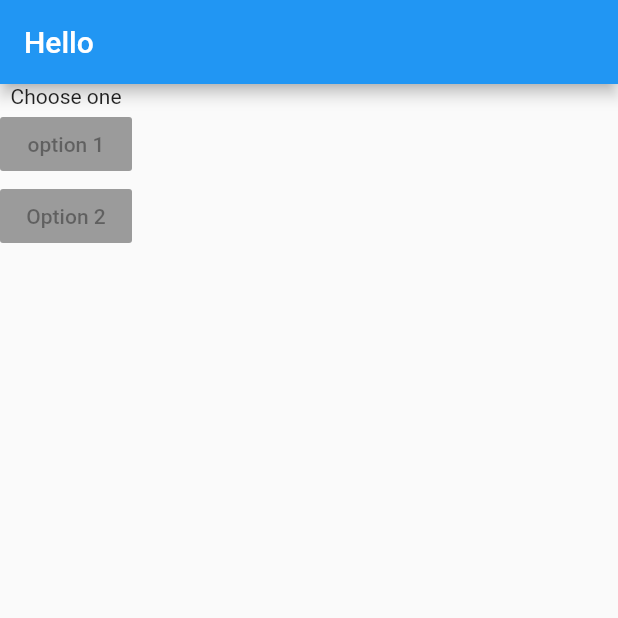
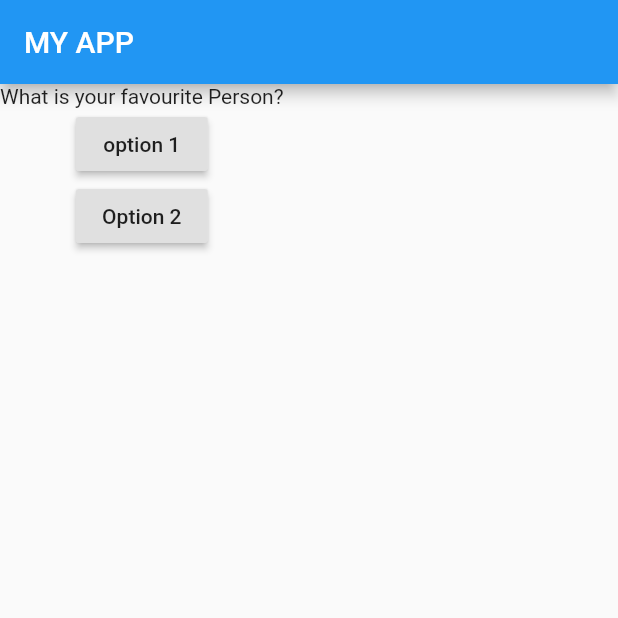
Before and after one commit to kumol/QuizAppFlutter, a Flutter app: the screen it shows after launch, on a phone screen of 412 x 824 dp, the top half of it. Run offline on Flutter 3.47's test engine with Material 2 defaults, Android fonts, the phone set to English and light mode, and no system bars.

```diff
--- a/lib/main.dart
+++ b/lib/main.dart
@@ -4,23 +4,44 @@ void main() {
   runApp(MyApp());
 }
 
-class MyApp extends StatelessWidget {
+class MyApp extends StatefulWidget {
+  @override
+  State<StatefulWidget> createState() {
+    // TODO: implement createState
+    return _MyAppState();
+    throw UnimplementedError();
+  }
+}
+
+class _MyAppState extends State<MyApp> {
+  var _questionIndex = 0;
+  void action() {
+    setState(() {
+      _questionIndex += 1;
+    });
+    print("clicked");
+  }
+
   Widget build(BuildContext context) {
+    var questions = [
+      "What is your favourite Person?",
+      "What is your favourite Book?"
+    ];
     return MaterialApp(
       home: Scaffold(
         appBar: AppBar(
-          title: Text("Hello"),
+          title: Text("MY APP"),
         ),
         body: Column(
           children: [
-            Text("Choose one"),
+            Text(questions[_questionIndex]),
             RaisedButton(
               child: Text("option 1"),
-              onPressed: null,
+              onPressed: action,
             ),
             RaisedButton(
               child: Text("Option 2"),
-              onPressed: null,
+              onPressed: () => print("clicked one"),
             )
           ],
         ),
```
